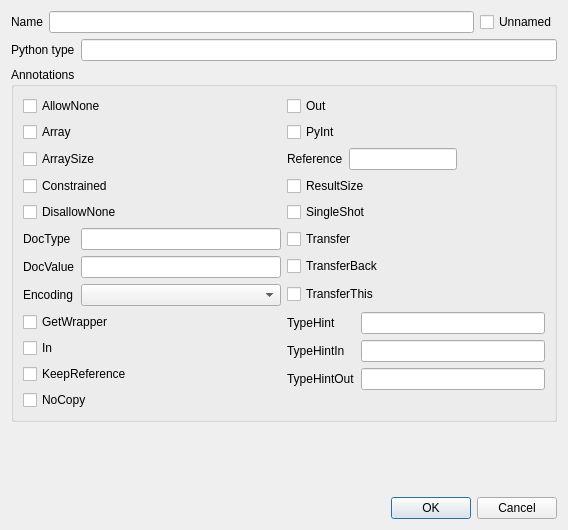
First picture: the form in metasip/api_editor/Designer/ArgPropertiesBase.ui, repository Python-SIP/metasip, before the edit.
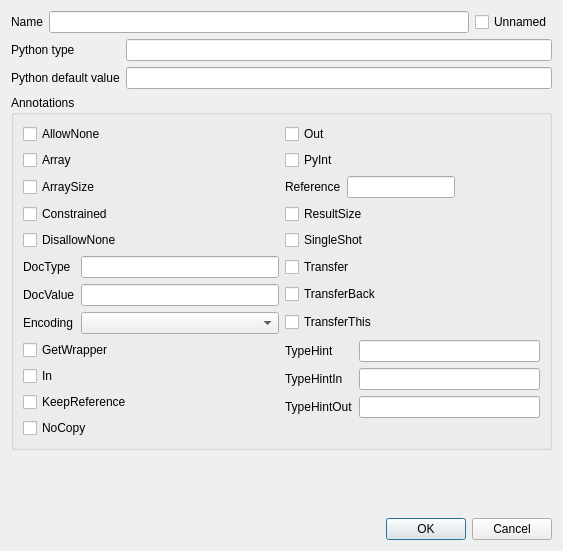
Second picture: the form after the edit.

Commit message: A Python default value can now be specified for arguments. The project version is now 10.

Patch:
```diff
--- a/metasip/api_editor/Designer/ArgPropertiesBase.ui
+++ b/metasip/api_editor/Designer/ArgPropertiesBase.ui
@@ -6,8 +6,8 @@
    <rect>
     <x>0</x>
     <y>0</y>
-    <width>568</width>
-    <height>530</height>
+    <width>563</width>
+    <height>551</height>
    </rect>
   </property>
   <property name="windowTitle">
@@ -36,17 +36,27 @@
     </layout>
    </item>
    <item>
-    <layout class="QHBoxLayout" name="horizontalLayout_2">
-     <item>
+    <layout class="QFormLayout" name="formLayout_4">
+     <item row="0" column="0">
       <widget class="QLabel" name="label_2">
        <property name="text">
         <string>Python type</string>
        </property>
       </widget>
      </item>
-     <item>
+     <item row="0" column="1">
       <widget class="QLineEdit" name="pyType"/>
      </item>
+     <item row="1" column="0">
+      <widget class="QLabel" name="label_9">
+       <property name="text">
+        <string>Python default value</string>
+       </property>
+      </widget>
+     </item>
+     <item row="1" column="1">
+      <widget class="QLineEdit" name="pyDefault"/>
+     </item>
     </layout>
    </item>
    <item>
```
Left out of the diff: 3 changed lines with no effect on the pictures. The commit also changes 16 other files.
